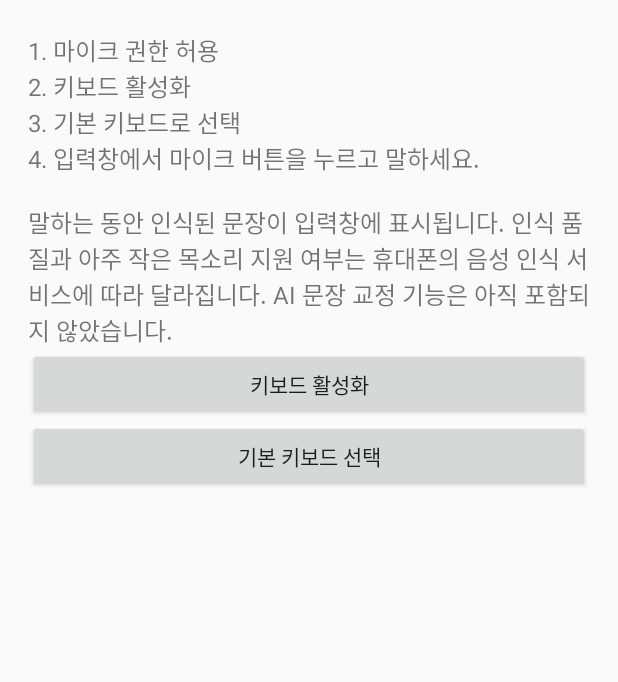
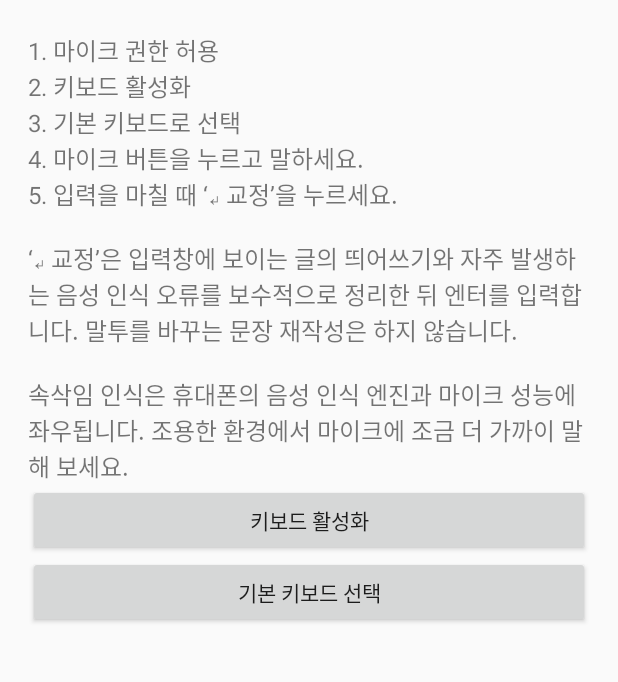
Before and after one commit to yein79/deepseek-android-tts, an Android app: the screen it shows after launch (MainActivity), on a phone screen of 412 x 824 dp, the part 90-772 px from its top. Run offline under Robolectric (Android 15) with nearby library versions, the phone set to English and light mode, and no system bars.

Commit message:
Document correction and enter key

```diff
--- a/quiet-voice-keyboard/app/src/main/java/com/example/quietvoice/MainActivity.kt
+++ b/quiet-voice-keyboard/app/src/main/java/com/example/quietvoice/MainActivity.kt
@@ -16,7 +16,7 @@ class MainActivity : Activity() {
   if (checkSelfPermission(android.Manifest.permission.RECORD_AUDIO) != PackageManager.PERMISSION_GRANTED) requestPermissions(arrayOf(android.Manifest.permission.RECORD_AUDIO), 10)
   val layout = LinearLayout(this).apply { orientation = LinearLayout.VERTICAL; setPadding(28,36,28,28) }
   layout.addView(TextView(this).apply { text = "조용한 음성 키보드"; textSize = 24f })
-  layout.addView(TextView(this).apply { text = "\n1. 마이크 권한 허용\n2. 키보드 활성화\n3. 기본 키보드로 선택\n4. 입력창에서 마이크 버튼을 누르고 말하세요.\n\n말하는 동안 인식된 문장이 입력창에 표시됩니다. 인식 품질과 아주 작은 목소리 지원 여부는 휴대폰의 음성 인식 서비스에 따라 달라집니다. AI 문장 교정 기능은 아직 포함되지 않았습니다."; textSize = 16f })
+  layout.addView(TextView(this).apply { text = "\n1. 마이크 권한 허용\n2. 키보드 활성화\n3. 기본 키보드로 선택\n4. 마이크 버튼을 누르고 말하세요.\n5. 입력을 마칠 때 ‘↵ 교정’을 누르세요.\n\n‘↵ 교정’은 입력창에 보이는 글의 띄어쓰기와 자주 발생하는 음성 인식 오류를 보수적으로 정리한 뒤 엔터를 입력합니다. 말투를 바꾸는 문장 재작성은 하지 않습니다.\n\n속삭임 인식은 휴대폰의 음성 인식 엔진과 마이크 성능에 좌우됩니다. 조용한 환경에서 마이크에 조금 더 가까이 말해 보세요."; textSize = 16f })
   layout.addView(Button(this).apply { text = "키보드 활성화"; setOnClickListener { startActivity(Intent(Settings.ACTION_INPUT_METHOD_SETTINGS)) } })
   layout.addView(Button(this).apply { text = "기본 키보드 선택"; setOnClickListener { (getSystemService(Context.INPUT_METHOD_SERVICE) as InputMethodManager).showInputMethodPicker() } })
   setContentView(layout)
```
